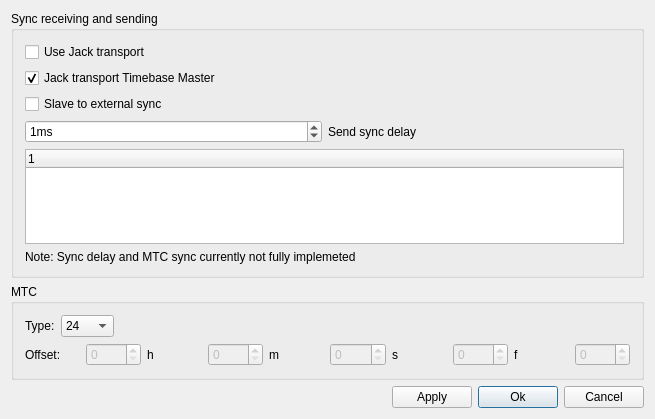
Qt form muse2/muse/widgets/midisync.ui (emrum/muse) before a commit.
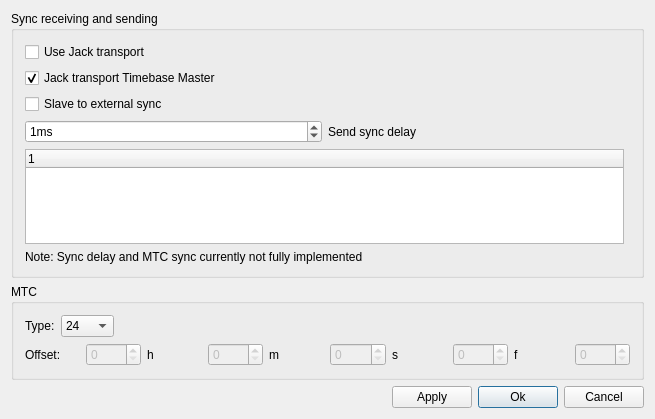
The same form after that commit.

What changed in the file:
```diff
--- a/muse2/muse/widgets/midisync.ui
+++ b/muse2/muse/widgets/midisync.ui
@@ -391,7 +391,7 @@
       <item row="5" column="0">
         <widget class="QLabel" name="toBeDoneLabel">
         <property name="text">
-          <string>Note: Sync delay and MTC sync currently not fully implemeted</string>
+          <string>Note: Sync delay and MTC sync currently not fully implemented</string>
         </property>
         <property name="alignment">
           <set>Qt::AlignLeading|Qt::AlignLeft|Qt::AlignVCenter</set>
```
